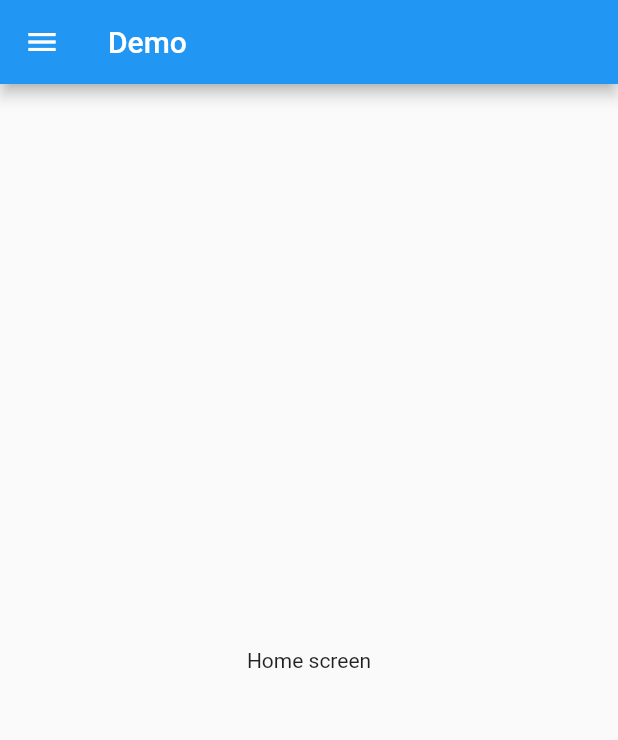
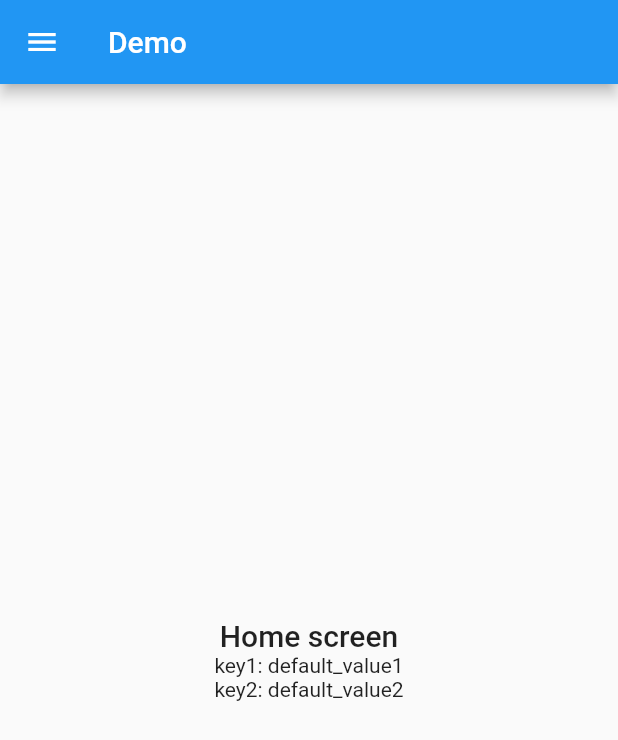
Before and after one commit to ncuillery/bloc_communication, a Flutter app: the HomeScreen screen opened by its route, on a phone screen of 412 x 824 dp. Shown: the top 740 px of the screen. Run offline on Flutter 3.47's test engine with Material 2 defaults, Android fonts, the phone set to English and light mode, and no system bars; our stand-ins replace bloc, flutter_bloc, shared_preferences; accounts and stored records are empty.

Commit message:
Loading sequence with Bloc

```diff
--- /dev/null
+++ b/lib/app/config/config_bloc.dart
@@ -0,0 +1,32 @@
+import 'package:bloc/bloc.dart';
+import 'package:bloc_communication/app/config/config_events.dart';
+import 'package:bloc_communication/app/config/config_states.dart';
+import 'package:bloc_communication/app/config/models.dart';
+
+Future<AppConfig> mockFirebaseRemoteConfigFetch(String country) async {
+  await Future.delayed(Duration(milliseconds: 500));
+
+  return AppConfig(
+    key1: '${country}_value1',
+    key2: '${country}_value2',
+  );
+}
+
+class ConfigBloc extends Bloc<ConfigEvent, ConfigState> {
+  @override
+  ConfigState get initialState => ConfigDefaultState();
+
+  @override
+  void onEvent(ConfigEvent event) {
+    print('[Config bloc] ' + event.toString());
+    super.onEvent(event);
+  }
+
+  @override
+  Stream<ConfigState> mapEventToState(ConfigEvent event) async* {
+    if (event is FetchConfigEvent) {
+      AppConfig appConfig = await mockFirebaseRemoteConfigFetch(event.country);
+      yield ConfigFetchedState(appConfig: appConfig);
+    }
+  }
+}
--- /dev/null
+++ b/lib/app/config/config_events.dart
@@ -0,0 +1,17 @@
+import 'package:flutter/foundation.dart';
+
+abstract class ConfigEvent {
+  const ConfigEvent();
+}
+
+/// Fetch the config from Firebase Remote Config for the given country.
+class FetchConfigEvent extends ConfigEvent {
+  final String country;
+
+  const FetchConfigEvent({@required this.country}) : assert(country != null);
+
+  @override
+  String toString() {
+    return 'FetchConfigEvent{country: $country}';
+  }
+}
--- /dev/null
+++ b/lib/app/config/config_states.dart
@@ -0,0 +1,24 @@
+import 'package:bloc_communication/app/config/models.dart';
+import 'package:flutter/foundation.dart';
+
+abstract class ConfigState {
+  final AppConfig appConfig;
+
+  const ConfigState({@required this.appConfig}): assert(appConfig != null);
+}
+
+/// Default config is Remote Config is not fetched yet or unreachable
+class ConfigDefaultState extends ConfigState {
+  const ConfigDefaultState()
+      : super(
+          appConfig: const AppConfig(
+            key1: "default_value1",
+            key2: "default_value2",
+          ),
+        );
+}
+
+/// Config fetched from Firebase Remote Config
+class ConfigFetchedState extends ConfigState {
+  const ConfigFetchedState({appConfig}) : super(appConfig: appConfig);
+}
--- /dev/null
+++ b/lib/app/config/models.dart
@@ -0,0 +1,6 @@
+class AppConfig {
+  final String key1;
+  final String key2;
+
+  const AppConfig({this.key1, this.key2});
+}
--- /dev/null
+++ b/lib/app/country/country_events.dart
@@ -0,0 +1,23 @@
+import 'package:flutter/foundation.dart';
+
+abstract class CountryEvent {}
+
+/// Read the country from shared preferences
+class ReadCountryEvent extends CountryEvent {
+  @override
+  String toString() {
+    return 'ReadCountryEvent{}';
+  }
+}
+
+/// Save the country in shared preferences
+class SetCountryEvent extends CountryEvent {
+  final String country;
+
+  SetCountryEvent({@required this.country}) : assert(country != null);
+
+  @override
+  String toString() {
+    return 'SetCountryEvent{country: $country}';
+  }
+}
--- /dev/null
+++ b/lib/app/country/country_states.dart
@@ -0,0 +1,35 @@
+abstract class CountryState {
+  final String country;
+
+  const CountryState({this.country});
+}
+
+/// Country has not been read yet (app start)
+class CountryUnknownState extends CountryState {
+  const CountryUnknownState() : super(country: null);
+
+  @override
+  String toString() {
+    return 'UnknownCountryState{}';
+  }
+}
+
+/// Country has been read but is null (first launch)
+class CountryUnsetState extends CountryState {
+  const CountryUnsetState() : super(country: null);
+
+  @override
+  String toString() {
+    return 'CountryUnsetState{}';
+  }
+}
+
+/// Country is read
+class CountrySetState extends CountryState {
+  const CountrySetState(String country) : super(country: country);
+
+  @override
+  String toString() {
+    return 'CountrySetState{country: $country}';
+  }
+}
--- a/lib/home/home_screen.dart
+++ b/lib/home/home_screen.dart
@@ -1,4 +1,7 @@
+import 'package:bloc_communication/app/config/config_bloc.dart';
+import 'package:bloc_communication/app/config/config_states.dart';
 import 'package:flutter/material.dart';
+import 'package:flutter_bloc/flutter_bloc.dart';
 
 class HomeScreen extends StatelessWidget {
   @override
@@ -6,7 +9,21 @@ class HomeScreen extends StatelessWidget {
     return Scaffold(
       appBar: AppBar(title: Text('Demo')),
       body: Center(
-        child: Text('Home screen'),
+        child: BlocBuilder<ConfigBloc, ConfigState>(
+          builder: (context, state) {
+            return Column(
+              mainAxisAlignment: MainAxisAlignment.center,
+              children: <Widget>[
+                Text(
+                  'Home screen',
+                  style: Theme.of(context).textTheme.headline6,
+                ),
+                Text('key1: ${state.appConfig.key1}'),
+                Text('key2: ${state.appConfig.key2}'),
+              ],
+            );
+          },
+        ),
       ),
       drawer: Drawer(
         child: ListView(children: [
--- a/pubspec.yaml
+++ b/pubspec.yaml
@@ -23,6 +23,10 @@ environment:
 dependencies:
   flutter:
     sdk: flutter
+
+  bloc: ^4.0.0
+  flutter_bloc: ^4.0.0
+  shared_preferences: '>=0.5.7+3 <2.0.0'
 
 
   # The following adds the Cupertino Icons font to your application.
```
Also changed, not shown: lib/app/app.dart (+14 -1 lines), lib/app/country/country_bloc.dart (added, +32 -0 lines), lib/settings/settings_screen.dart (+97 -2 lines), lib/splash/loading/loading_bloc.dart (added, +132 -0 lines), lib/splash/loading/loading_events.dart (added, +40 -0 lines), lib/splash/loading/loading_states.dart (added, +95 -0 lines), lib/splash/splash_screen.dart (+32 -7 lines), pubspec.lock, 6 other files.
